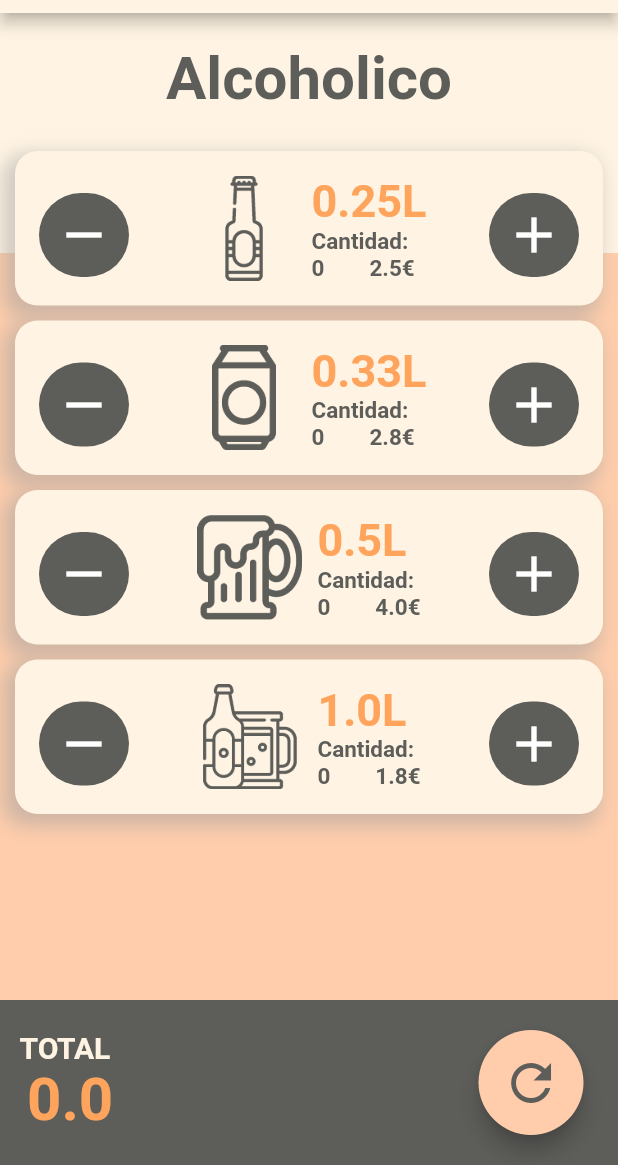
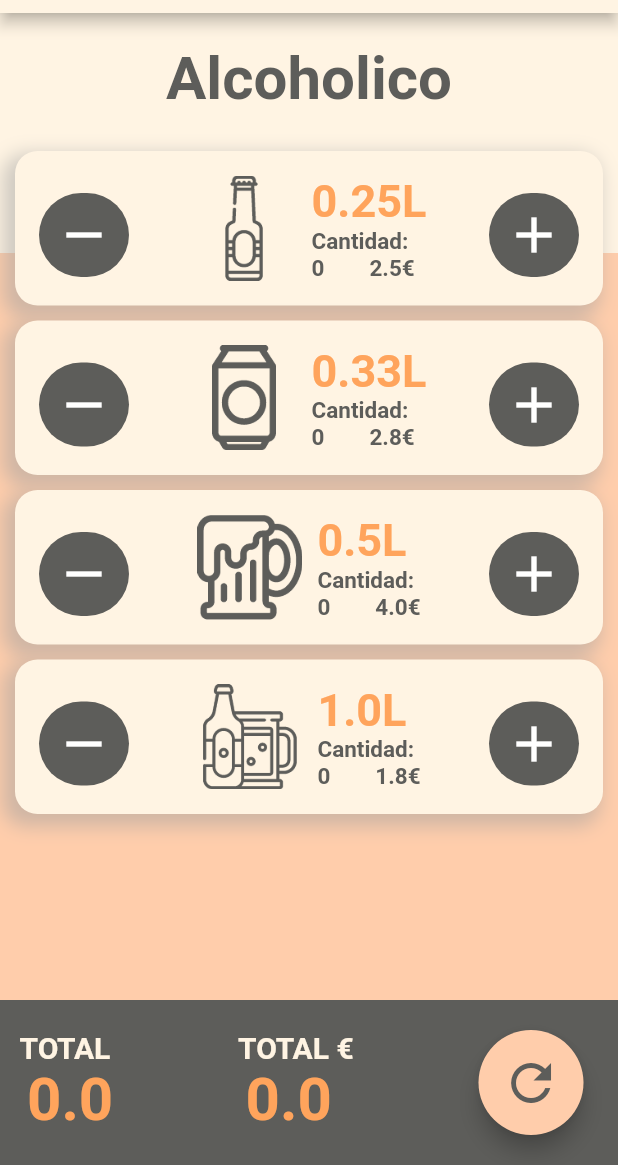
Before and after one commit to SergioMorenoAntequera/HangoverCalculator, a Flutter app: the screen it shows after launch, after a tap on the "add" icon, after a tap on the "refresh" icon, on a phone screen of 412 x 824 dp, the part 71-1236 px from its top. Run offline on Flutter 3.47's test engine with Material 2 defaults, Android fonts, the phone set to English and light mode, and no system bars; Roboto replaces fonts that are missing (Hind).

Commit message:
Total Price implemented and updating

```diff
--- a/lib/models/Beer.dart
+++ b/lib/models/Beer.dart
@@ -19,13 +19,16 @@ class Beer {
     // totalCuantity['value'] += ;
     Provider.of<TotalBar>(context, listen: false)
         .addCuantity(amountToAdd * cuantity);
+    Provider.of<TotalBar>(context, listen: false).addPrice(amountToAdd * price);
   }
 
   removeBeerAmount(int amountToRemove, BuildContext context) {
     if (amountToRemove <= this.amount) {
       this.amount -= amountToRemove;
       Provider.of<TotalBar>(context, listen: false)
-          .addCuantity(amountToRemove * cuantity);
+          .removeCuantity(amountToRemove * cuantity);
+      Provider.of<TotalBar>(context, listen: false)
+          .removePrice(amountToRemove * price);
     }
   }
 
--- a/lib/models/TotalBar.dart
+++ b/lib/models/TotalBar.dart
@@ -32,6 +32,10 @@ class TotalBar extends ChangeNotifier {
     notifyListeners();
   }
 
+  resetPrice() {
+    totalPrice = 0;
+  }
+
   prepareTotalCuantityToShow() {
     this.totalCuantity = num.parse(this.totalCuantity.toStringAsFixed(2));
   }
--- a/lib/screens/mainPage.dart
+++ b/lib/screens/mainPage.dart
@@ -152,6 +152,40 @@ class _MainPageState extends State<MainPage> {
                       ],
                     ),
                   ),
+                  Container(
+                    padding: EdgeInsets.only(left: 0, right: 30),
+                    child: Column(
+                      mainAxisSize: MainAxisSize.min,
+                      crossAxisAlignment: CrossAxisAlignment.start,
+                      children: <Widget>[
+                        // Total TEXTO
+                        Text(
+                          "TOTAL €",
+                          style: TextStyle(
+                            fontSize: 20,
+                            color: Theme.of(context).primaryColor,
+                            fontWeight: FontWeight.bold,
+                          ),
+                        ),
+                        // Total NUMERO
+                        Container(
+                            padding: EdgeInsets.only(left: 5),
+                            // CONSUMER (Preferences)
+                            child: Consumer<TotalBar>(
+                              builder: (context, bar, child) {
+                                return Text(
+                                  "${bar.totalPrice}",
+                                  style: TextStyle(
+                                    fontSize: 40,
+                                    color: Theme.of(context).accentColor,
+                                    fontWeight: FontWeight.bold,
+                                  ),
+                                );
+                              },
+                            )),
+                      ],
+                    ),
+                  ),
                   Padding(
                     padding: EdgeInsets.only(right: 10),
                     child: fab,
@@ -171,6 +205,7 @@ class _MainPageState extends State<MainPage> {
 
   resetDrinks() {
     Provider.of<TotalBar>(context, listen: false).resetCuantity();
+    Provider.of<TotalBar>(context, listen: false).resetPrice();
     setState(() {
       totalCuantity['value'] = 0;
       beer025.amount = 0;
```
